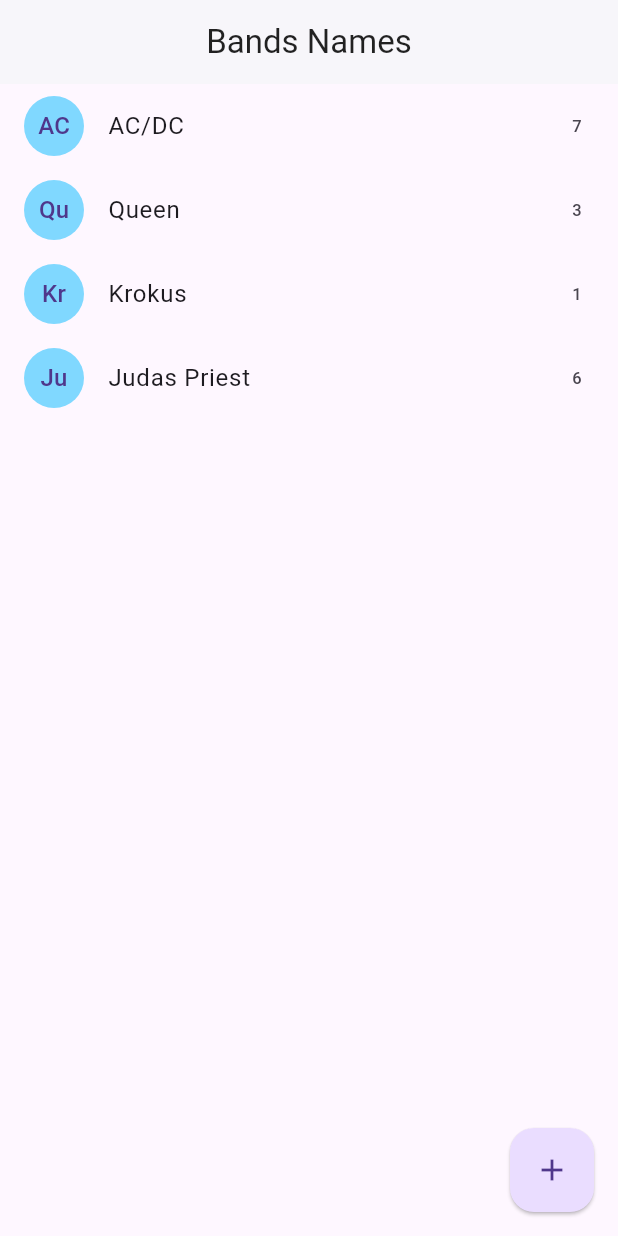
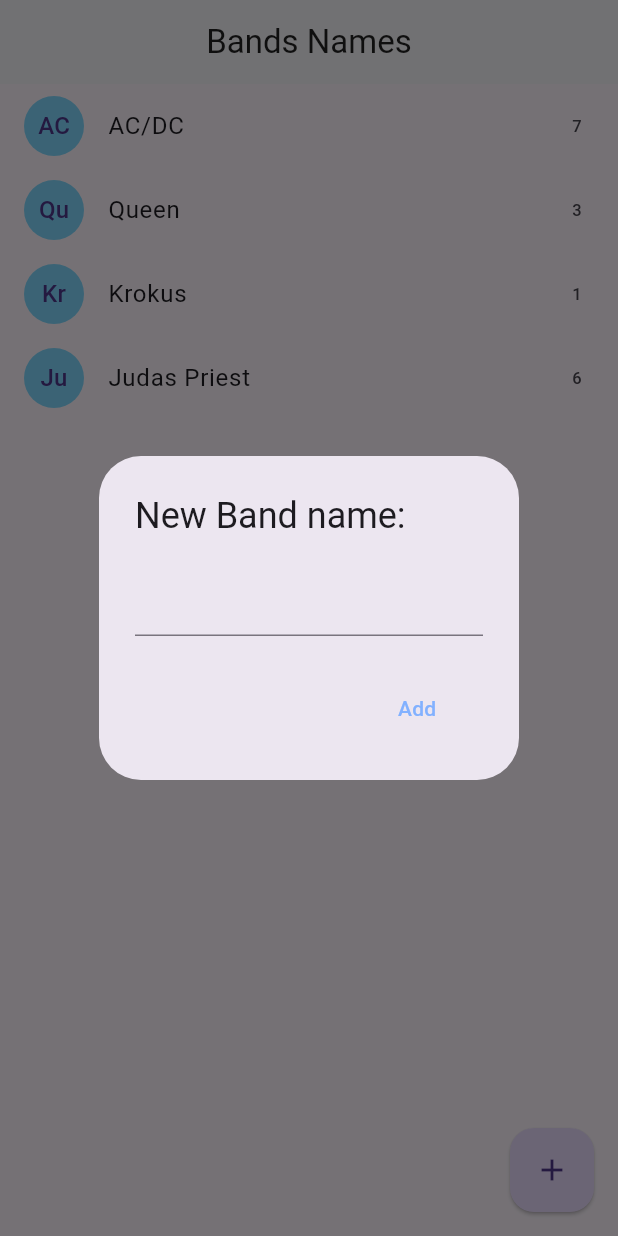
Before and after one commit to AndresCastilloPlata/BandsName, a Flutter app: the screen it shows after launch, after a tap on the "add" icon, on a phone screen of 412 x 824 dp. Run offline on Flutter 3.47's test engine with Material 3 defaults, Android fonts, the light colour scheme and no system bars.

Commit message:
se implementa inputDialog y CupertinoDialog en el home para el respectivo funcionamento en cada sistema operativo

```diff
--- a/lib/pages/home.dart
+++ b/lib/pages/home.dart
@@ -1,4 +1,7 @@
+import 'dart:io';
+
 import 'package:bands_name/models/band.dart';
+import 'package:flutter/cupertino.dart';
 import 'package:flutter/material.dart';
 
 class HomePage extends StatefulWidget {
@@ -35,8 +38,8 @@
       ),
       floatingActionButton: FloatingActionButton(
         elevation: 1,
+        onPressed: addNewBand,
         child: const Icon(Icons.add),
-        onPressed: () {},
       ),
     );
   }
@@ -54,4 +57,62 @@
       },
     );
   }
+
+  addNewBand() {
+    // Create a controller to get the text from the TextField
+    final textController = TextEditingController();
+
+    if (Platform.isAndroid) {
+      return showDialog(
+        context: context,
+        builder: (context) {
+          return AlertDialog(
+            title: const Text('New Band name: '),
+            content: TextField(controller: textController),
+            actions: [
+              MaterialButton(
+                elevation: 5,
+                textColor: Colors.blueAccent[100],
+                child: const Text('Add'),
+                onPressed: () => addBandToList(textController.text),
+              ),
+            ],
+          );
+        },
+      );
+    }
+
+    showCupertinoDialog(
+      context: context,
+      builder: (_) {
+        return CupertinoAlertDialog(
+          title: const Text('New Band name: '),
+          content: CupertinoTextField(controller: textController),
+          actions: [
+            CupertinoDialogAction(
+              isDefaultAction: true,
+              child: const Text('Add'),
+              onPressed: () => addBandToList(textController.text),
+            ),
+            CupertinoDialogAction(
+              isDestructiveAction: true,
+              child: const Text('Dismiss'),
+              onPressed: () => Navigator.pop(context),
+            ),
+          ],
+        );
+      },
+    );
+  }
+
+  void addBandToList(String name) {
+    print(name);
+
+    if (name.length > 1) {
+      // Add band to the list
+      bands.add(Band(id: DateTime.now().toString(), name: name, votes: 0));
+      setState(() {});
+    }
+    Navigator.pop(context);
+  }
 }
```
